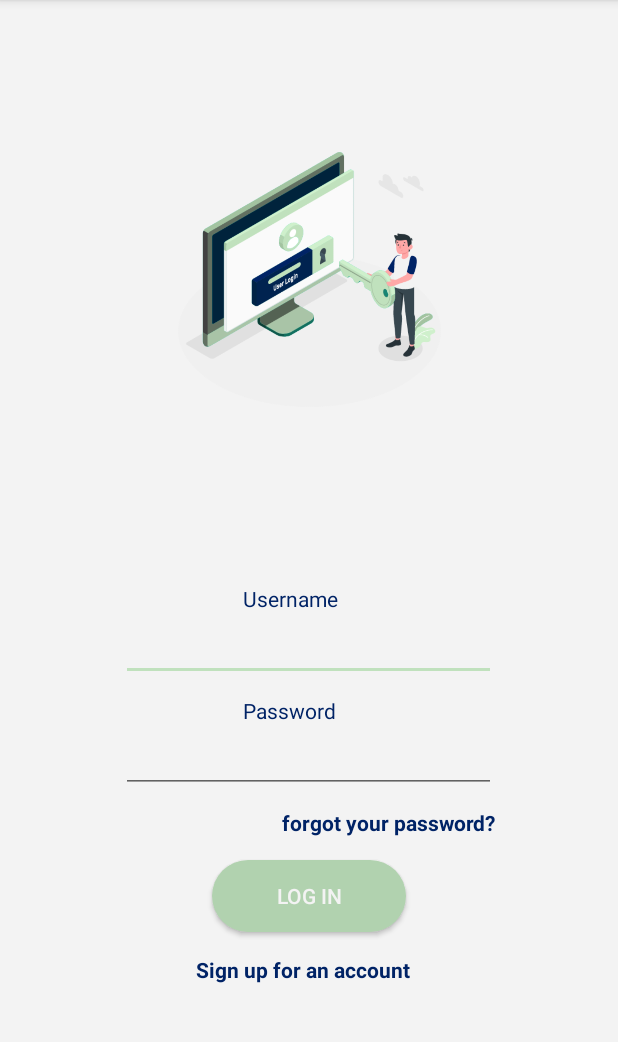
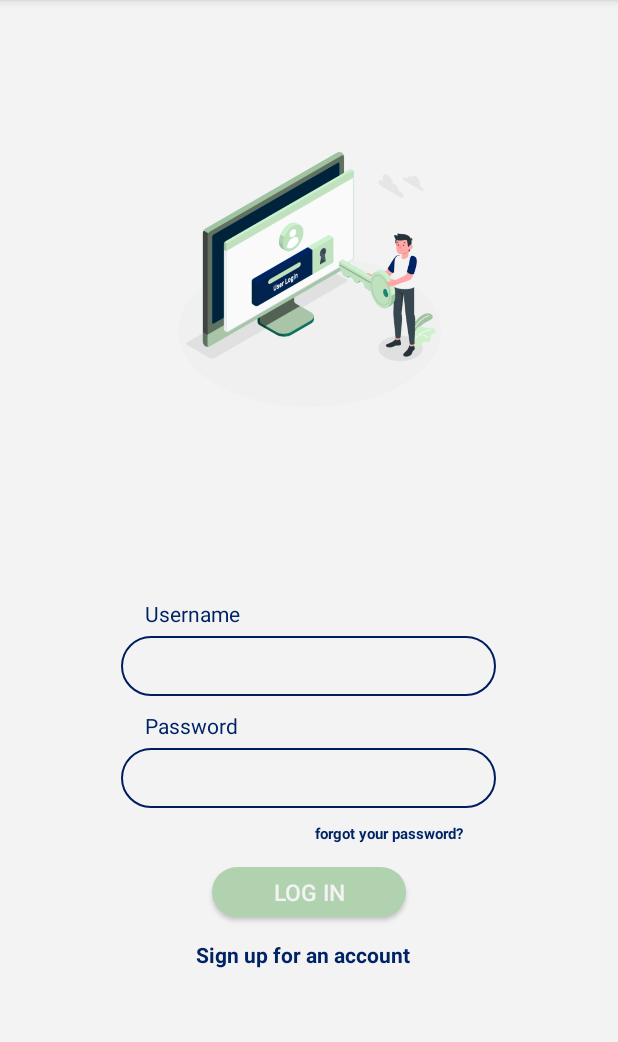
Before and after one commit to ouma-h/Diabeat, an Android app: the screen it shows after launch (MainActivity), on a phone screen of 412 x 824 dp, the part 84-1126 px from its top. Run offline under Robolectric (Android 15) with nearby library versions, the phone set to English and light mode, and no system bars.

Commit message:
rounded_corners editText

```diff
--- /dev/null
+++ b/app/src/main/res/drawable/rounded_edit_views.xml
@@ -0,0 +1,13 @@
+<?xml version="1.0" encoding="utf-8"?>
+<shape xmlns:android="http://schemas.android.com/apk/res/android"
+    android:shape="rectangle" android:padding="20dp">
+    <solid android:color="#f3f3f3"/>
+    <corners
+        android:bottomRightRadius="24dp"
+        android:bottomLeftRadius="24dp"
+        android:topLeftRadius="24dp"
+        android:topRightRadius="24dp"/>
+    <stroke
+        android:color="@color/colorPrimaryDark"
+        android:width="1dp"/>
+</shape>
--- a/app/src/main/res/layout/activity_main.xml
+++ b/app/src/main/res/layout/activity_main.xml
@@ -43,33 +43,39 @@
                 android:id="@+id/textView6"
                 android:layout_width="88dp"
                 android:layout_height="wrap_content"
+                android:layout_marginRight="65dp"
+                android:layout_marginBottom="5dp"
                 android:isScrollContainer="false"
                 android:keepScreenOn="false"
                 android:soundEffectsEnabled="false"
                 android:text="Username"
-                android:textColor="@color/colorPrimary"/>
+                android:textColor="@color/colorPrimary" />
 
             <EditText
                 android:id="@+id/editText5"
                 android:layout_width="250dp"
-                android:layout_height="wrap_content"
+                android:layout_height="40dp"
                 android:ems="10"
-                android:inputType="textEmailAddress" />
+                android:inputType="textEmailAddress"
+                android:background="@drawable/rounded_edit_views"/>
 
             <TextView
                 android:id="@+id/textView8"
                 android:layout_width="88dp"
                 android:layout_height="wrap_content"
                 android:layout_marginTop="10dp"
+                android:layout_marginRight="65dp"
+                android:layout_marginBottom="5dp"
                 android:text="Password"
-                android:textColor="@color/colorPrimary"/>
+                android:textColor="@color/colorPrimary" />
 
             <EditText
                 android:id="@+id/editText6"
                 android:layout_width="250dp"
-                android:layout_height="wrap_content"
+                android:layout_height="40dp"
                 android:ems="10"
-                android:inputType="textPassword" />
+                android:inputType="textPassword"
+                android:background="@drawable/rounded_edit_views"/>
 
             <TextView
                 android:id="@+id/textView9"
@@ -79,17 +85,19 @@
                 android:layout_marginTop="10dp"
                 android:text="forgot your password?"
                 android:textColor="@color/colorPrimary"
-                android:textStyle="bold"/>
+                android:textSize="10dp"
+                android:textStyle="bold" />
 
             <Button
                 android:id="@+id/login_button"
                 android:layout_width="129dp"
-                android:layout_height="wrap_content"
+                android:layout_height="33dp "
                 android:layout_marginTop="15dp"
                 android:text="Log in"
                 android:textStyle="normal"
                 android:textColor="@color/textButtonColor"
                 android:background="@drawable/round_button"
+                android:textSize="15dp"
                 />
 
             <TextView
```
